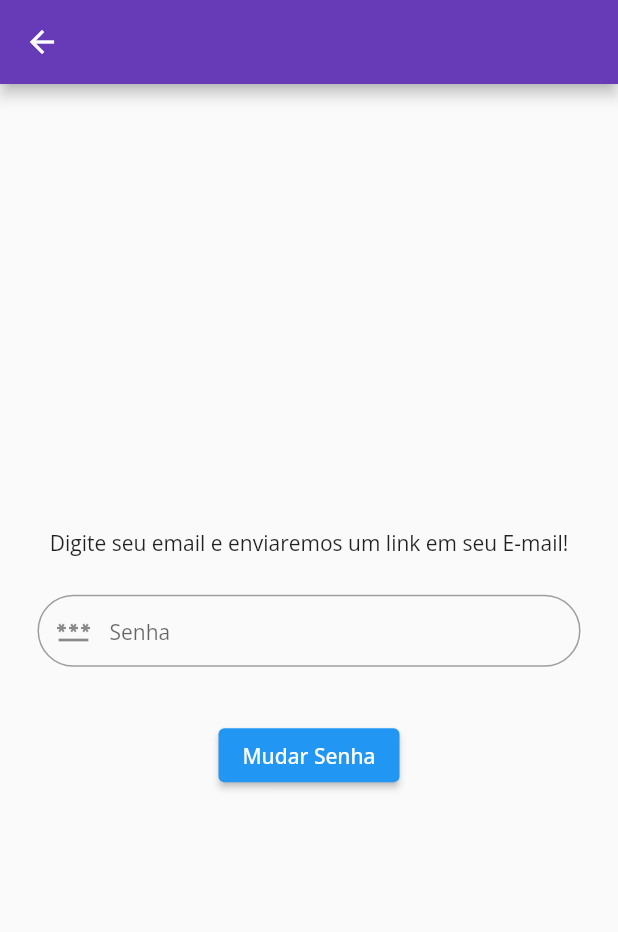
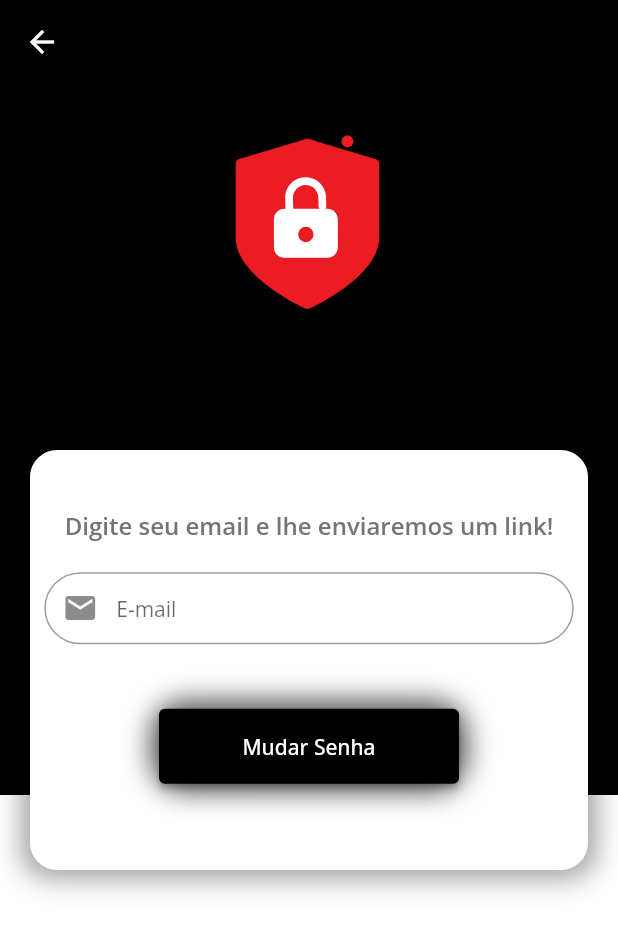
Before and after one commit to marcelomoresco/Projeto_Faculdade_MovieApp, a Flutter app: the ForgotPasswordPage screen opened directly, on a phone screen of 412 x 824 dp. Shown: the top 932 px of the screen. Run offline on Flutter 3.47's test engine with Material 2 defaults, Android fonts, the phone set to English and light mode, and no system bars; our stand-ins replace cloud_firestore, firebase_auth, firebase_core, font_awesome_flutter, google_fonts, google_sign_in and 1 more; accounts and stored records are empty.

Commit message:
Pagina Esqueceu a senha 1

```diff
--- a/lib/presentator/views/login/forgot_password_page.dart
+++ b/lib/presentator/views/login/forgot_password_page.dart
@@ -1,6 +1,7 @@
 import 'package:firebase_auth/firebase_auth.dart';
 import 'package:flutter/material.dart';
 import '../../../domain/movies/service/auth/auth_service.dart';
+import 'package:lottie/lottie.dart';
 
 class ForgotPasswordPage extends StatefulWidget {
   const ForgotPasswordPage({super.key});
@@ -11,6 +12,8 @@ class ForgotPasswordPage extends StatefulWidget {
 
 class _ForgotPasswordPageState extends State<ForgotPasswordPage> {
   final _emailController = TextEditingController();
+
+  bool _isLoading = false;
 
   @override
   void dispose() {
@@ -29,45 +32,147 @@ class _ForgotPasswordPageState extends State<ForgotPasswordPage> {
   @override
   Widget build(BuildContext context) {
     return Scaffold(
+      extendBodyBehindAppBar: true,
+      backgroundColor: Color.fromARGB(255, 255, 255, 255),
       appBar: AppBar(
-        backgroundColor: Colors.deepPurple,
+        backgroundColor: Colors.transparent,
+        elevation: 0,
       ),
-      body: Column(
+      body: Stack(
+        children: [
+          Positioned(
+            top: 0,
+            left: 0,
+            right: 0,
+            child: Container(
+              height: 530,
+              width: double.infinity,
+              decoration: const BoxDecoration(color: Colors.black),
+              child: Padding(
+                padding: const EdgeInsets.all(25.0),
+                child: Column(
+                  crossAxisAlignment: CrossAxisAlignment.center,
+                  children: [
+                    Lottie.asset(
+                      'assets/password.json',
+                      width: 500,
+                      height: 250,
+                    )
+                  ],
+                ),
+              ),
+            ),
+          ),
+          Positioned(
+            top: 300,
+            child: Container(
+              height: 280,
+              width: MediaQuery.of(context).size.width - 40,
+              margin: const EdgeInsets.symmetric(horizontal: 20),
+              decoration: BoxDecoration(
+                  color: Colors.white,
+                  borderRadius: BorderRadius.circular(18),
+                  border: Border.all(color: Colors.white, width: 1.5),
+                  boxShadow: [
+                    BoxShadow(
+                      color: Colors.black.withOpacity(0.38),
+                      spreadRadius: 5,
+                      blurRadius: 15,
+                    )
+                  ]),
+              child: Column(
+                children: [
+                  const Padding(
+                    padding: EdgeInsets.all(15.0),
+                  ),
+                  Container(
+                    child: Padding(
+                      padding: const EdgeInsets.all(8.0),
+                      child: Column(children: [
+                        Row(
+                          crossAxisAlignment: CrossAxisAlignment.center,
                           mainAxisAlignment: MainAxisAlignment.center,
                           children: [
-          const Text(
-            "Digite seu email e enviaremos um link em seu E-mail!",
-            textAlign: TextAlign.center,
+                            Text(
+                              "Digite seu email e lhe enviaremos um link!",
+                              style: TextStyle(
+                                color: Colors.grey[600],
+                                fontWeight: FontWeight.w600,
+                                fontSize: 16,
                               ),
-          Padding(
-            padding: const EdgeInsets.all(25.0),
-            child: TextField(
+                            ),
+                          ],
+                        ),
+                        const SizedBox(
+                          height: 20,
+                        ),
+                        TextField(
                           controller: _emailController,
-              obscureText: true,
-              keyboardType: TextInputType.text,
+                          obscureText: false,
+                          keyboardType: TextInputType.emailAddress,
                           decoration: InputDecoration(
-                  //errorText: _errorPasswordText,
-                  prefixIcon: Icon(Icons.password),
+                              //errorText: _errorEmailText,
+                              prefixIcon: const Icon(Icons.email),
                               enabledBorder: OutlineInputBorder(
-                    borderSide: BorderSide(color: Colors.grey.shade500),
+                                borderSide:
+                                    BorderSide(color: Colors.grey.shade500),
                                 borderRadius: BorderRadius.circular(25),
                               ),
                               focusedBorder: OutlineInputBorder(
-                    borderSide: BorderSide(color: Colors.grey.shade500),
+                                borderSide:
+                                    BorderSide(color: Colors.grey.shade500),
                                 borderRadius: BorderRadius.circular(25),
                               ),
                               contentPadding: const EdgeInsets.all(10),
-                  hintText: "Senha",
+                              hintText: "E-mail",
                               hintStyle: const TextStyle(fontSize: 14)),
                         ),
+                        const SizedBox(
+                          height: 10,
+                        ),
+                      ]),
+                    ),
+                  ),
+                  const SizedBox(
+                    height: 25,
+                  ),
+                  Container(
+                    height: 50,
+                    width: 200,
+                    decoration: BoxDecoration(
+                        borderRadius: BorderRadius.circular(22),
+                        boxShadow: [
+                          BoxShadow(
+                            color: Colors.black.withOpacity(0.7),
+                            spreadRadius: 5,
+                            blurRadius: 15,
+                          )
+                        ]),
+                    child: _isLoading
+                        ? Center(
+                            child:
+                                CircularProgressIndicator(color: Colors.white),
+                          )
+                        : ElevatedButton(
+                            style: ElevatedButton.styleFrom(
+                                backgroundColor: Colors.black),
+                            onPressed: () {},
+                            child: GestureDetector(
+                              child: const Text("Mudar Senha",
+                                  style: TextStyle(color: Colors.white)),
+                            ),
+                          ),
+                  ),
+                  const SizedBox(
+                    height: 25,
                   ),
                   SizedBox(
-            height: 10,
+                    height: 15,
                   ),
-          ElevatedButton(
-            onPressed: passwordReset,
-            child: Text("Mudar Senha"),
-          )
+                ],
+              ),
+            ),
+          ),
         ],
       ),
     );
```
Also changed, not shown: assets/password.json (added, +1 -0 lines). Lines whose indentation alone changed are shown as unchanged.
